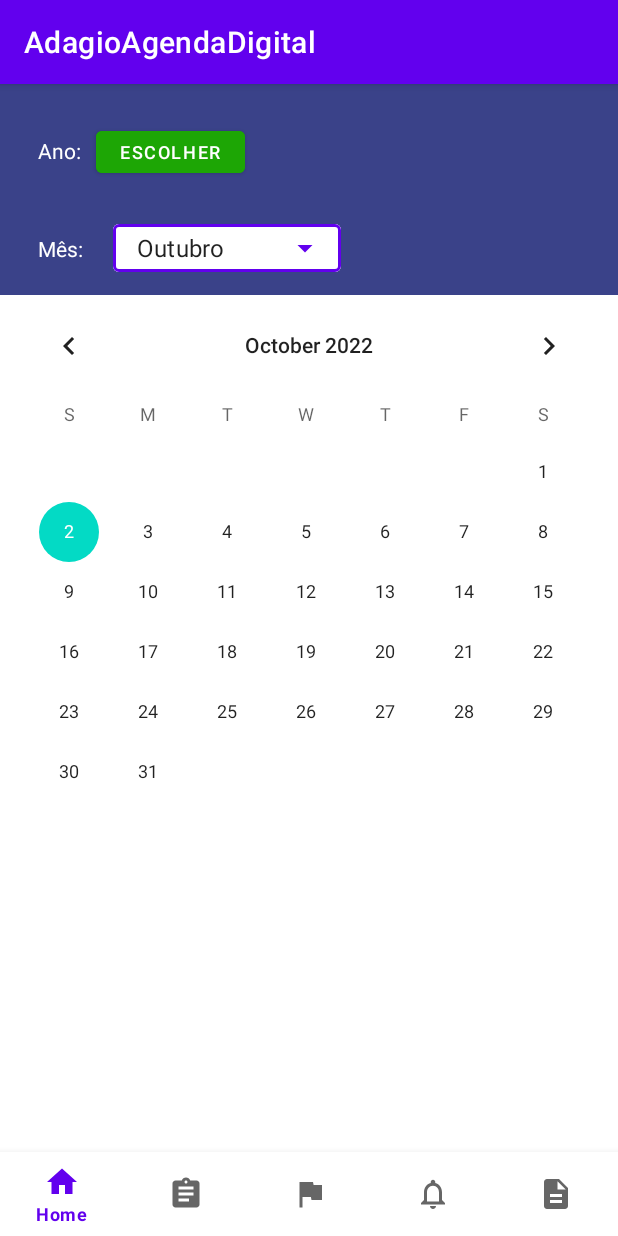
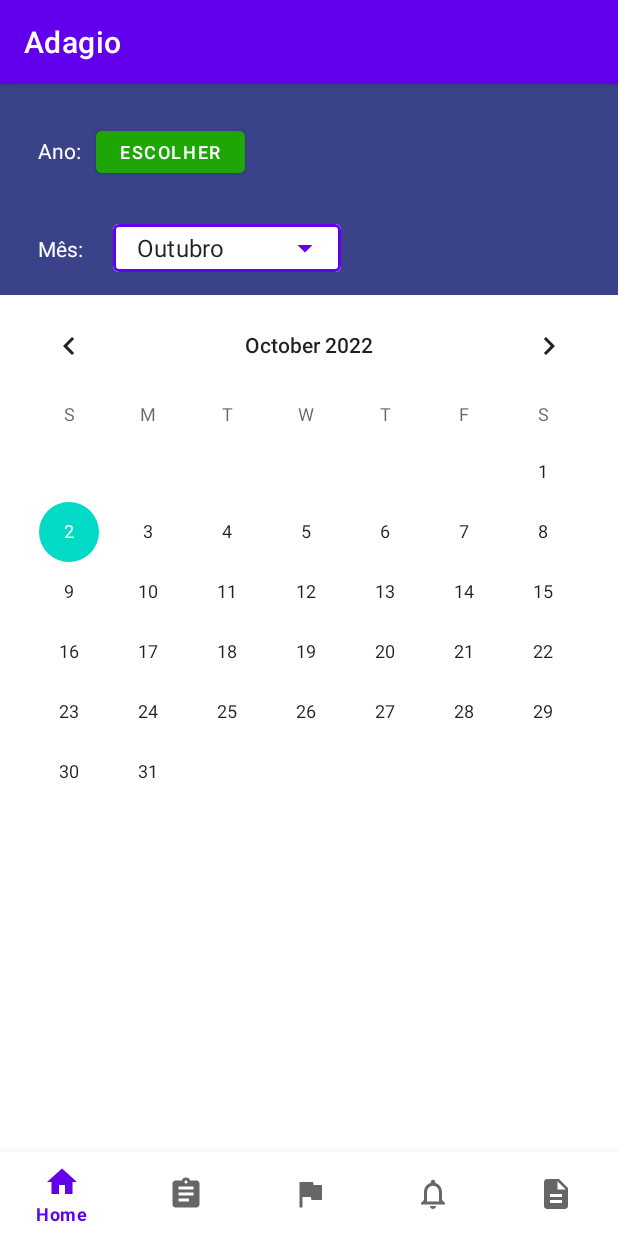
Before and after one commit to Adriano-Ivan/AdagioAgendaDigital, an Android app: the screen it shows after launch (MainActivity), on a phone screen of 412 x 824 dp. Run offline under Robolectric (Android 15) with nearby library versions, the phone set to English and light mode, and no system bars.

Commit message:
mudança de título

```diff
--- a/app/src/main/java/br/com/adagio/adagioagendadigital/ui/activities/MainActivity.java
+++ b/app/src/main/java/br/com/adagio/adagioagendadigital/ui/activities/MainActivity.java
@@ -44,6 +44,7 @@ public  class MainActivity extends AppCompatActivity implements  NumberPickerDia
     }
 
     private void setNavigationAttributes(){
+        setTitle(getResources().getString(R.string.adagio));
         bottomNavigationView = findViewById(R.id.bottom_navigation);
         homeFragment = new Home();
 
--- a/app/src/main/res/values/strings.xml
+++ b/app/src/main/res/values/strings.xml
@@ -36,6 +36,7 @@
     <string name="notifications">Notificações</string>
     <string name="estatisticas">Estatísticas</string>
     <string name="tags_button">Tags</string>
+    <string name="adagio">Adagio</string>
     <string-array name="months">
         <item>Janeiro</item>
         <item>Fevereiro</item>
```
